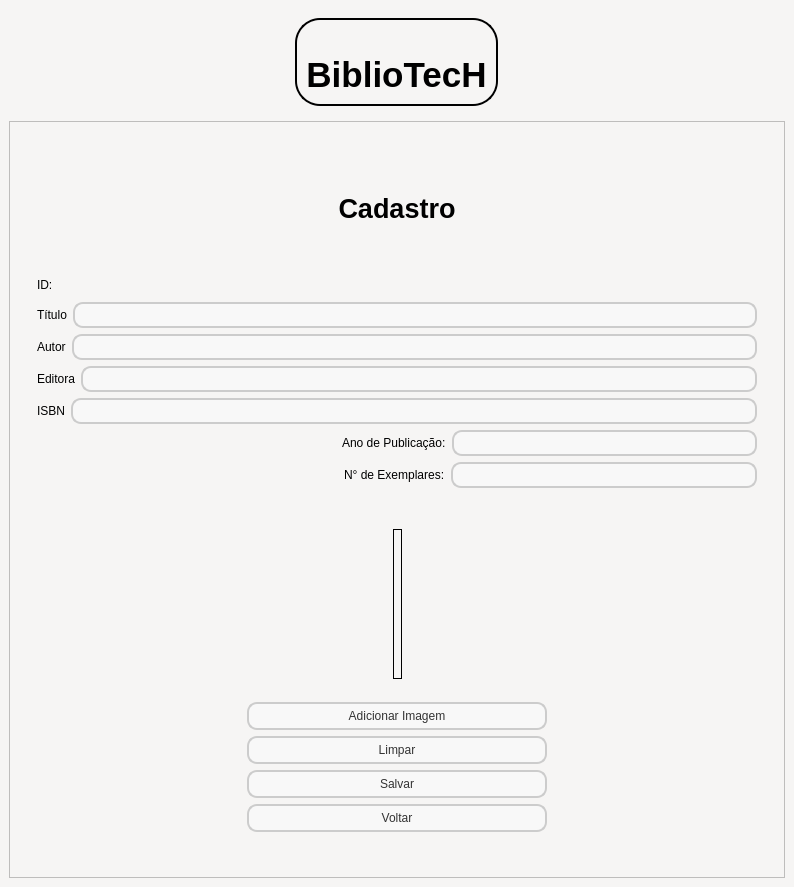
Qt form projetoBiblioTech/view/mainWindow.ui (agnaldo-s/Bibliotech) before a commit.
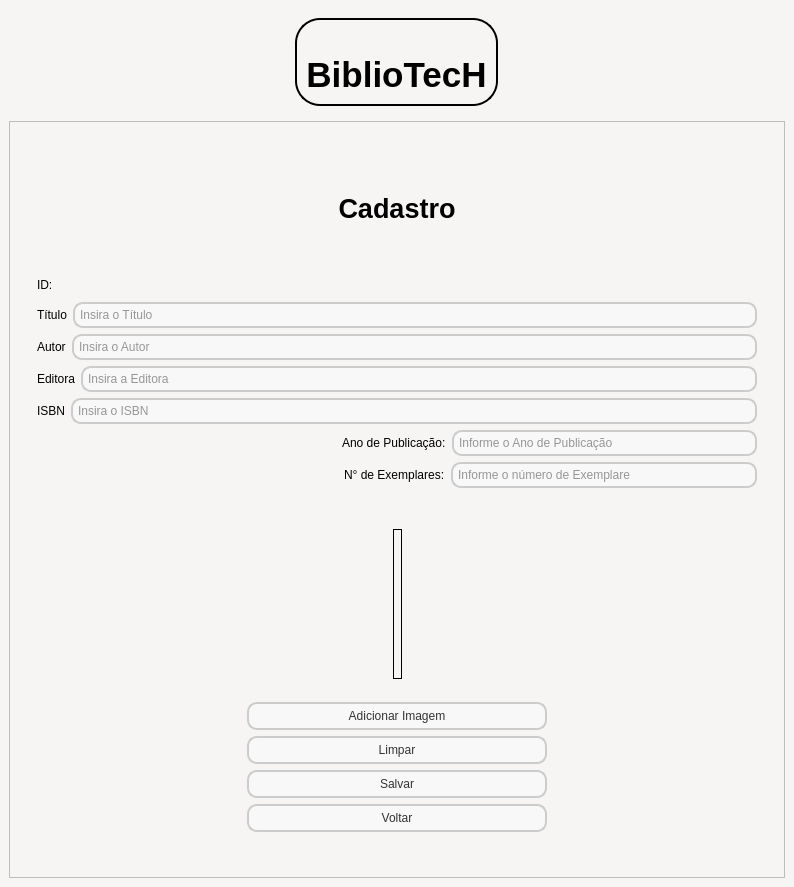
The same form after that commit. The open tabs and pages were chosen to show the change. Icons and pictures are not drawn.

```diff
--- a/projetoBiblioTech/view/mainWindow.ui
+++ b/projetoBiblioTech/view/mainWindow.ui
@@ -143,6 +143,57 @@
     </item>
     <item>
      <widget class="QScrollArea" name="scrollArea">
+      <property name="styleSheet">
+       <string notr="true">QScrollBar:vertical {
+    background-color: #F8F8F8;
+    width: 10px;
+    margin: 0px;
+}
+
+QScrollBar::handle:vertical {
+    background-color: #CCCCCC;
+    border-radius: 5px;
+}
+
+QScrollBar::handle:vertical:hover {
+    background-color: #AAAAAA;
+}
+
+QScrollBar::add-line:vertical,
+QScrollBar::sub-line:vertical {
+    height: 0px;
+}
+
+QScrollBar::add-page:vertical,
+QScrollBar::sub-page:vertical {
+    background-color: transparent;
+}
+
+QScrollBar:horizontal {
+    background-color: #F8F8F8;
+    height: 10px;
+    margin: 0px;
+}
+
+QScrollBar::handle:horizontal {
+    background-color: #CCCCCC;
+    border-radius: 5px;
+}
+
+QScrollBar::handle:horizontal:hover {
+    background-color: #AAAAAA;
+}
+
+QScrollBar::add-line:horizontal,
+QScrollBar::sub-line:horizontal {
+    width: 0px;
+}
+
+QScrollBar::add-page:horizontal,
+QScrollBar::sub-page:horizontal {
+    background-color: transparent;
+}</string>
+      </property>
       <property name="widgetResizable">
        <bool>true</bool>
       </property>
@@ -150,8 +201,8 @@
        <property name="geometry">
         <rect>
          <x>0</x>
-         <y>-4</y>
-         <width>760</width>
+         <y>0</y>
+         <width>764</width>
          <height>669</height>
         </rect>
        </property>
@@ -791,6 +842,9 @@
                    <property name="text">
                     <string/>
                    </property>
+                   <property name="placeholderText">
+                    <string>Insira o Título</string>
+                   </property>
                   </widget>
                  </item>
                 </layout>
@@ -809,6 +863,9 @@
                    <property name="text">
                     <string/>
                    </property>
+                   <property name="placeholderText">
+                    <string>Insira o Autor</string>
+                   </property>
                   </widget>
                  </item>
                 </layout>
@@ -827,6 +884,9 @@
                    <property name="text">
                     <string/>
                    </property>
+                   <property name="placeholderText">
+                    <string>Insira a Editora</string>
+                   </property>
                   </widget>
                  </item>
                 </layout>
@@ -842,9 +902,15 @@
                  </item>
                  <item>
                   <widget class="QLineEdit" name="txt_isbn_cad">
+                   <property name="inputMask">
+                    <string/>
+                   </property>
                    <property name="text">
                     <string/>
                    </property>
+                   <property name="placeholderText">
+                    <string>Insira o ISBN</string>
+                   </property>
                   </widget>
                  </item>
                 </layout>
@@ -876,6 +942,12 @@
                    <property name="text">
                     <string/>
                    </property>
+                   <property name="maxLength">
+                    <number>4</number>
+                   </property>
+                   <property name="placeholderText">
+                    <string>Informe o Ano de Publicação</string>
+                   </property>
                   </widget>
                  </item>
                 </layout>
@@ -896,17 +968,20 @@
                   </spacer>
                  </item>
                  <item>
-                  <widget class="QLabel" name="txt_numExemplares_cad">
+                  <widget class="QLabel" name="lbl_numExemplares_cad">
                    <property name="text">
                     <string>N° de Exemplares:</string>
                    </property>
                   </widget>
                  </item>
                  <item>
-                  <widget class="QLineEdit" name="lbn_numExemplares_cad">
+                  <widget class="QLineEdit" name="txt_numExemplares_cad">
                    <property name="text">
                     <string/>
                    </property>
+                   <property name="placeholderText">
+                    <string>Informe o número de Exemplare</string>
+                   </property>
                   </widget>
                  </item>
                 </layout>
```
Left out of the diff: 36 changed lines with no effect on the pictures.
